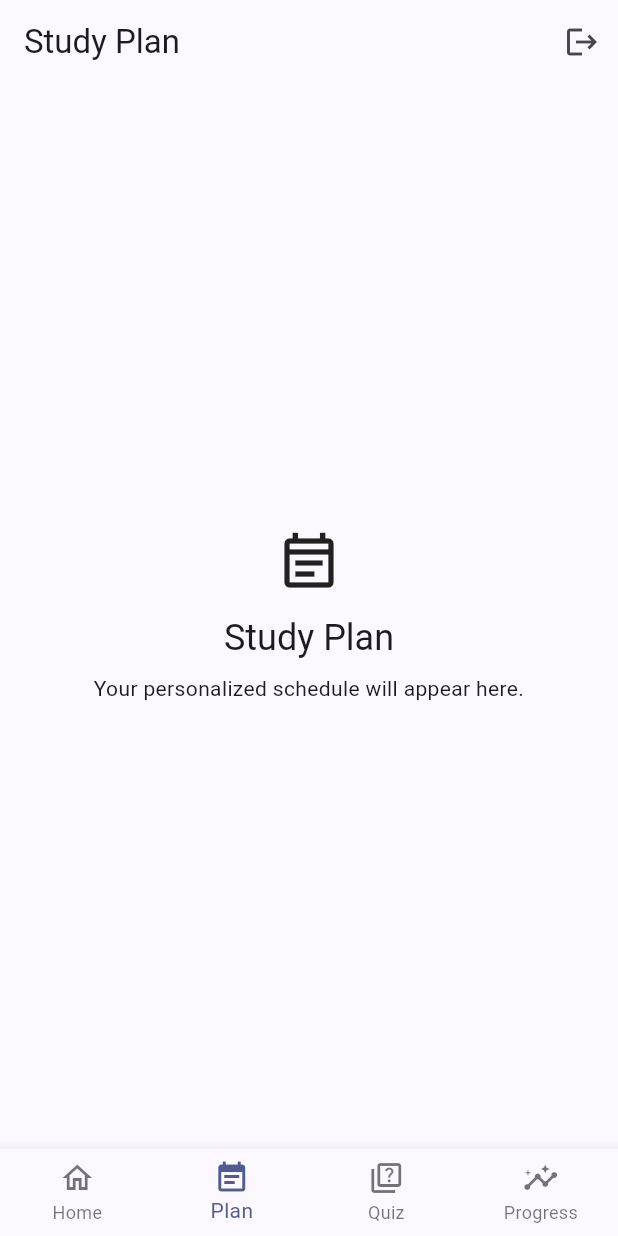
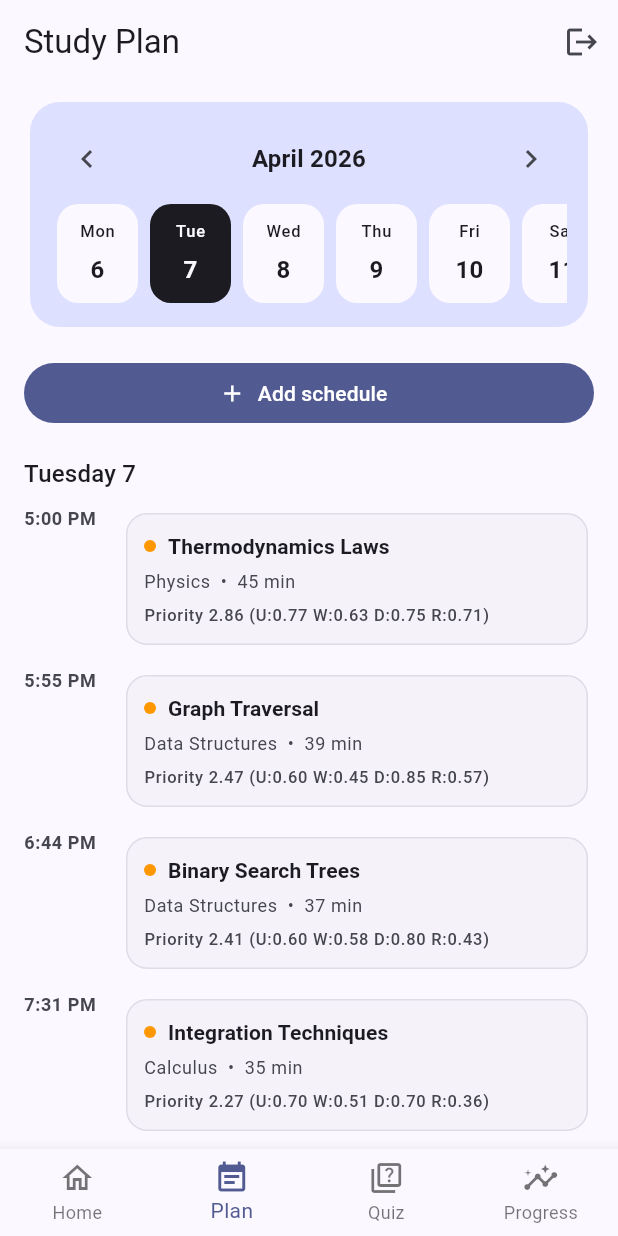
Before and after one commit to fatimaAlku/Pillar, a Flutter app: the screen it shows once a user with an empty profile is signed in, item 2 of the bottom bar chosen, on a phone screen of 412 x 824 dp. Run offline on Flutter 3.47's test engine with Material 3 defaults, Android fonts, the phone set to English and light mode, and no system bars; our stand-ins replace cloud_firestore, cloud_functions, firebase_auth, firebase_core, firebase_storage, flutter_riverpod; accounts and stored records are empty.

Commit message:
study plan UI

```diff
--- a/apps/study_coach/lib/features/dashboard/presentation/screens/dashboard_screen.dart
+++ b/apps/study_coach/lib/features/dashboard/presentation/screens/dashboard_screen.dart
@@ -3,6 +3,7 @@ import 'package:flutter_riverpod/flutter_riverpod.dart';
 
 import '../../../auth/presentation/controllers/auth_controller.dart';
 import '../../../quizzes/presentation/screens/quizzes_tab_screen.dart';
+import '../../../study_plan/presentation/screens/study_plan_tab_screen.dart';
 import '../widgets/home_dashboard_view.dart';
 
 class DashboardScreen extends ConsumerStatefulWidget {
@@ -19,11 +20,7 @@ class _DashboardScreenState extends ConsumerState<DashboardScreen> {
   Widget build(BuildContext context) {
     final pages = <Widget>[
       const HomeDashboardView(),
-      const _SimpleTab(
-        title: 'Study Plan',
-        subtitle: 'Your personalized schedule will appear here.',
-        icon: Icons.event_note_outlined,
-      ),
+      const StudyPlanTabScreen(),
       const QuizzesTabScreen(),
       const _SimpleTab(
         title: 'Progress',
--- /dev/null
+++ b/apps/study_coach/lib/features/study_plan/presentation/screens/study_plan_tab_screen.dart
@@ -0,0 +1,484 @@
+import 'package:flutter/material.dart';
+import 'package:flutter_riverpod/flutter_riverpod.dart';
+
+import '../../domain/entities/study_personalization_models.dart';
+import '../controllers/study_plan_controller.dart';
+
+class StudyPlanTabScreen extends ConsumerStatefulWidget {
+  const StudyPlanTabScreen({super.key});
+
+  @override
+  ConsumerState<StudyPlanTabScreen> createState() => _StudyPlanTabScreenState();
+}
+
+class _StudyPlanTabScreenState extends ConsumerState<StudyPlanTabScreen> {
+  late DateTime _selectedDate;
+
+  @override
+  void initState() {
+    super.initState();
+    _selectedDate = _dateOnly(DateTime.now());
+  }
+
+  @override
+  Widget build(BuildContext context) {
+    final days = _buildWeekDays(anchor: _selectedDate);
+    final input = StudyPlanPersonalizationInput(
+      topics: _seedTopics(now: DateTime.now()),
+      availableStudyMinutes: 180,
+      now: DateTime.now(),
+    );
+    final tasks = ref.watch(studyPlanPrioritizedTasksProvider(input));
+    final daySchedule = _buildScheduleForDay(tasks: tasks, date: _selectedDate);
+
+    return ListView(
+      padding: const EdgeInsets.fromLTRB(16, 8, 16, 24),
+      children: [
+        _CalendarHeader(
+          selectedDate: _selectedDate,
+          days: days,
+          onDayTap: (d) => setState(() => _selectedDate = d),
+          onPickDate: _pickDate,
+        ),
+        const SizedBox(height: 16),
+        FilledButton.icon(
+          onPressed: () {
+            ScaffoldMessenger.of(context).showSnackBar(
+              const SnackBar(content: Text('Scheduling editor coming soon')),
+            );
+          },
+          icon: const Icon(Icons.add),
+          label: const Text('Add schedule'),
+        ),
+        const SizedBox(height: 18),
+        Text(
+          _formatDateHeader(_selectedDate),
+          style: Theme.of(context).textTheme.titleMedium,
+        ),
+        const SizedBox(height: 10),
+        ...daySchedule.map((item) => _ScheduleCard(item: item)),
+        const SizedBox(height: 14),
+        _PriorityLegend(tasks: tasks),
+      ],
+    );
+  }
+
+  Future<void> _pickDate() async {
+    final picked = await showDatePicker(
+      context: context,
+      firstDate: DateTime.now().subtract(const Duration(days: 365)),
+      lastDate: DateTime.now().add(const Duration(days: 365 * 2)),
+      initialDate: _selectedDate,
+    );
+    if (picked == null) return;
+    setState(() => _selectedDate = _dateOnly(picked));
+  }
+}
+
+class _CalendarHeader extends StatelessWidget {
+  const _CalendarHeader({
+    required this.selectedDate,
+    required this.days,
+    required this.onDayTap,
+    required this.onPickDate,
+  });
+
+  final DateTime selectedDate;
+  final List<DateTime> days;
+  final ValueChanged<DateTime> onDayTap;
+  final VoidCallback onPickDate;
+
+  @override
+  Widget build(BuildContext context) {
+    final theme = Theme.of(context);
+    final color = theme.colorScheme.primaryContainer;
+
+    return Card(
+      elevation: 0,
+      color: color,
+      shape: RoundedRectangleBorder(borderRadius: BorderRadius.circular(20)),
+      child: Padding(
+        padding: const EdgeInsets.fromLTRB(14, 14, 14, 16),
+        child: Column(
+          children: [
+            Row(
+              children: [
+                IconButton(
+                  onPressed: onPickDate,
+                  icon: const Icon(Icons.chevron_left),
+                ),
+                Expanded(
+                  child: Text(
+                    _formatMonthYear(selectedDate),
+                    textAlign: TextAlign.center,
+                    style: theme.textTheme.titleMedium?.copyWith(
+                      fontWeight: FontWeight.w700,
+                    ),
+                  ),
+                ),
+                IconButton(
+                  onPressed: onPickDate,
+                  icon: const Icon(Icons.chevron_right),
+                ),
+              ],
+            ),
+            const SizedBox(height: 6),
+            SingleChildScrollView(
+              scrollDirection: Axis.horizontal,
+              child: Row(
+                children: days.map((day) {
+                  final selected = _isSameDay(day, selectedDate);
+                  return Padding(
+                    padding: const EdgeInsets.symmetric(horizontal: 4),
+                    child: _DayChip(
+                      date: day,
+                      selected: selected,
+                      onTap: () => onDayTap(day),
+                    ),
+                  );
+                }).toList(),
+              ),
+            ),
+          ],
+        ),
+      ),
+    );
+  }
+}
+
+class _DayChip extends StatelessWidget {
+  const _DayChip({
+    required this.date,
+    required this.selected,
+    required this.onTap,
+  });
+
+  final DateTime date;
+  final bool selected;
+  final VoidCallback onTap;
+
+  @override
+  Widget build(BuildContext context) {
+    final theme = Theme.of(context);
+    final colorScheme = theme.colorScheme;
+    final bg = selected ? colorScheme.onSurface : colorScheme.surface;
+    final fg = selected ? colorScheme.surface : colorScheme.onSurface;
+
+    return Material(
+      color: bg,
+      borderRadius: BorderRadius.circular(14),
+      child: InkWell(
+        borderRadius: BorderRadius.circular(14),
+        onTap: onTap,
+        child: Container(
+          width: 54,
+          padding: const EdgeInsets.symmetric(vertical: 10),
+          child: Column(
+            children: [
+              Text(
+                _weekdayShort(date),
+                style: theme.textTheme.labelSmall?.copyWith(color: fg),
+              ),
+              const SizedBox(height: 6),
+              Text(
+                '${date.day}',
+                style: theme.textTheme.titleMedium?.copyWith(
+                  color: fg,
+                  fontWeight: FontWeight.w700,
+                ),
+              ),
+            ],
+          ),
+        ),
+      ),
+    );
+  }
+}
+
+class _ScheduleCard extends StatelessWidget {
+  const _ScheduleCard({required this.item});
+
+  final _ScheduleItem item;
+
+  @override
+  Widget build(BuildContext context) {
+    final theme = Theme.of(context);
+    final colorScheme = theme.colorScheme;
+    final priorityColor = switch (item.priorityBand) {
+      _PriorityBand.high => Colors.red,
+      _PriorityBand.medium => Colors.orange,
+      _PriorityBand.low => colorScheme.primary,
+    };
+
+    return Padding(
+      padding: const EdgeInsets.only(bottom: 12),
+      child: Row(
+        crossAxisAlignment: CrossAxisAlignment.start,
+        children: [
+          SizedBox(
+            width: 54,
+            child: Text(
+              item.timeLabel,
+              style: theme.textTheme.bodySmall?.copyWith(
+                color: colorScheme.onSurfaceVariant,
+                fontWeight: FontWeight.w600,
+              ),
+            ),
+          ),
+          const SizedBox(width: 10),
+          Expanded(
+            child: Card(
+              elevation: 0,
+              shape: RoundedRectangleBorder(
+                borderRadius: BorderRadius.circular(14),
+                side: BorderSide(
+                  color: colorScheme.outlineVariant.withValues(alpha: 0.5),
+                ),
+              ),
+              child: Padding(
+                padding: const EdgeInsets.all(12),
+                child: Column(
+                  crossAxisAlignment: CrossAxisAlignment.start,
+                  children: [
+                    Row(
+                      children: [
+                        Container(
+                          width: 8,
+                          height: 8,
+                          decoration: BoxDecoration(
+                            color: priorityColor,
+                            shape: BoxShape.circle,
+                          ),
+                        ),
+                        const SizedBox(width: 8),
+                        Expanded(
+                          child: Text(
+                            item.title,
+                            style: theme.textTheme.titleSmall?.copyWith(
+                              fontWeight: FontWeight.w700,
+                            ),
+                          ),
+                        ),
+                      ],
+                    ),
+                    const SizedBox(height: 6),
+                    Text(
+                      '${item.subject}  •  ${item.durationMin} min',
+                      style: theme.textTheme.bodySmall?.copyWith(
+                        color: colorScheme.onSurfaceVariant,
+                      ),
+                    ),
+                    const SizedBox(height: 6),
+                    Text(
+                      'Priority ${item.scoreLabel} (U:${item.deadlineLabel} W:${item.weaknessLabel} D:${item.difficultyLabel} R:${item.recencyLabel})',
+                      style: theme.textTheme.labelSmall?.copyWith(
+                        color: colorScheme.onSurfaceVariant,
+                      ),
+                    ),
+                  ],
+                ),
+              ),
+            ),
+          ),
+        ],
+      ),
+    );
+  }
+}
+
+class _PriorityLegend extends StatelessWidget {
+  const _PriorityLegend({required this.tasks});
+  final List<StudyTaskPriority> tasks;
+
+  @override
+  Widget build(BuildContext context) {
+    final totalMin = tasks.fold<int>(0, (acc, t) => acc + t.recommendedMinutes);
+    return Card(
+      elevation: 0,
+      child: Padding(
+        padding: const EdgeInsets.all(12),
+        child: Text(
+          'Personalized from exam urgency, weak quiz topics, subject difficulty, and recency. '
+          'Allocated $totalMin minutes today.',
+        ),
+      ),
+    );
+  }
+}
+
+List<_ScheduleItem> _buildScheduleForDay({
+  required List<StudyTaskPriority> tasks,
+  required DateTime date,
+}) {
+  if (tasks.isEmpty) return const [];
+  final startHour = _isSameDay(date, _dateOnly(DateTime.now())) ? 17 : 15;
+  var current = DateTime(date.year, date.month, date.day, startHour);
+  final items = <_ScheduleItem>[];
+
+  for (final task in tasks.take(5)) {
+    final timeLabel = _formatTime(current);
+    items.add(_ScheduleItem.fromTask(task, timeLabel: timeLabel));
+    current = current.add(Duration(minutes: task.recommendedMinutes + 10));
+  }
+  return items;
+}
+
+List<TopicPerformanceInput> _seedTopics({required DateTime now}) {
+  return [
+    TopicPerformanceInput(
+      topicId: 'topic_bst',
+      topicTitle: 'Binary Search Trees',
+      subjectId: 'subject_ds',
+      subjectTitle: 'Data Structures',
+      examDate: now.add(const Duration(days: 12)),
+      quizAccuracy: 0.42,
+      subjectDifficulty: 0.8,
+      lastStudiedAt: now.subtract(const Duration(days: 6)),
+    ),
+    TopicPerformanceInput(
+      topicId: 'topic_graphs',
+      topicTitle: 'Graph Traversal',
+      subjectId: 'subject_ds',
+      subjectTitle: 'Data Structures',
+      examDate: now.add(const Duration(days: 12)),
+      quizAccuracy: 0.55,
+      subjectDifficulty: 0.85,
+      lastStudiedAt: now.subtract(const Duration(days: 8)),
+    ),
+    TopicPerformanceInput(
+      topicId: 'topic_thermo',
+      topicTitle: 'Thermodynamics Laws',
+      subjectId: 'subject_phys',
+      subjectTitle: 'Physics',
+      examDate: now.add(const Duration(days: 7)),
+      quizAccuracy: 0.37,
+      subjectDifficulty: 0.75,
+      lastStudiedAt: now.subtract(const Duration(days: 10)),
+    ),
+    TopicPerformanceInput(
+      topicId: 'topic_kinetics',
+      topicTitle: 'Chemical Kinetics',
+      subjectId: 'subject_chem',
+      subjectTitle: 'Chemistry',
+      examDate: now.add(const Duration(days: 18)),
+      quizAccuracy: 0.68,
+      subjectDifficulty: 0.62,
+      lastStudiedAt: now.subtract(const Duration(days: 3)),
+    ),
+    TopicPerformanceInput(
+      topicId: 'topic_calculus',
+      topicTitle: 'Integration Techniques',
+      subjectId: 'subject_math',
+      subjectTitle: 'Calculus',
+      examDate: now.add(const Duration(days: 9)),
+      quizAccuracy: 0.49,
+      subjectDifficulty: 0.7,
+      lastStudiedAt: now.subtract(const Duration(days: 5)),
+    ),
+  ];
+}
+
+List<DateTime> _buildWeekDays({required DateTime anchor}) {
+  final day = _dateOnly(anchor);
+  final monday = day.subtract(Duration(days: day.weekday - 1));
+  return List.generate(7, (i) => monday.add(Duration(days: i)));
+}
+
+String _weekdayShort(DateTime d) {
+  const names = ['Mon', 'Tue', 'Wed', 'Thu', 'Fri', 'Sat', 'Sun'];
+  return names[d.weekday - 1];
+}
+
+String _formatMonthYear(DateTime d) {
+  const months = [
+    'January',
+    'February',
+    'March',
+    'April',
+    'May',
+    'June',
+    'July',
+    'August',
+    'September',
+    'October',
+    'November',
+    'December',
+  ];
+  return '${months[d.month - 1]} ${d.year}';
+}
+
+String _formatDateHeader(DateTime d) {
+  const weekdays = [
+    'Monday',
+    'Tuesday',
+    'Wednesday',
+    'Thursday',
+    'Friday',
+    'Saturday',
+    'Sunday',
+  ];
+  return '${weekdays[d.weekday - 1]} ${d.day}';
+}
+
+String _formatTime(DateTime d) {
+  final hour = d.hour % 12 == 0 ? 12 : d.hour % 12;
+  final minute = d.minute.toString().padLeft(2, '0');
+  final suffix = d.hour >= 12 ? 'PM' : 'AM';
+  return '$hour:$minute $suffix';
+}
+
+DateTime _dateOnly(DateTime d) => DateTime(d.year, d.month, d.day);
+
+bool _isSameDay(DateTime a, DateTime b) =>
+    a.year == b.year && a.month == b.month && a.day == b.day;
+
+class _ScheduleItem {
+  const _ScheduleItem({
+    required this.timeLabel,
+    required this.title,
+    required this.subject,
+    required this.durationMin,
+    required this.scoreLabel,
+    required this.deadlineLabel,
+    required this.weaknessLabel,
+    required this.difficultyLabel,
+    required this.recencyLabel,
+    required this.priorityBand,
+  });
+
+  factory _ScheduleItem.fromTask(
+    StudyTaskPriority task, {
+    required String timeLabel,
+  }) {
+    final band = task.priorityScore >= 3
+        ? _PriorityBand.high
+        : task.priorityScore >= 2
+            ? _PriorityBand.medium
+            : _PriorityBand.low;
+    return _ScheduleItem(
+      timeLabel: timeLabel,
+      title: task.topicTitle,
+      subject: task.subjectTitle,
+      durationMin: task.recommendedMinutes,
+      scoreLabel: task.priorityScore.toStringAsFixed(2),
+      deadlineLabel: task.deadlineUrgency.toStringAsFixed(2),
+      weaknessLabel: task.weakness.toStringAsFixed(2),
+      difficultyLabel: task.difficulty.toStringAsFixed(2),
+      recencyLabel: task.timeSinceLastStudied.toStringAsFixed(2),
+      priorityBand: band,
+    );
+  }
+
+  final String timeLabel;
+  final String title;
+  final String subject;
+  final int durationMin;
+  final String scoreLabel;
+  final String deadlineLabel;
+  final String weaknessLabel;
+  final String difficultyLabel;
+  final String recencyLabel;
+  final _PriorityBand priorityBand;
+}
+
+enum _PriorityBand { high, medium, low }
```
